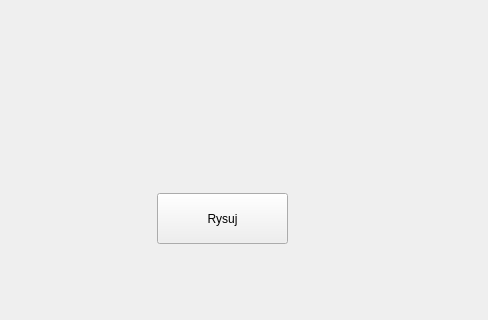
First picture: the form in window/main_window.ui, repository ArturRadwanski/mownit-approx, before the edit; both pictures show x 0 to 488 and y 280 to 600 of the 1024 by 600 pixel window.
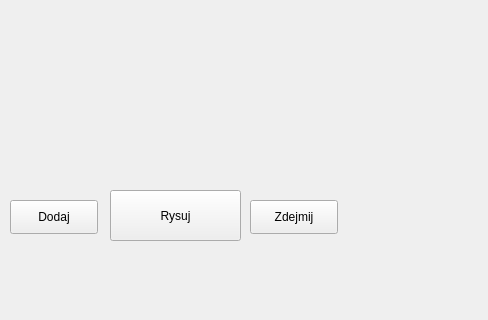
Second picture: the form after the edit. Custom widgets are drawn as their Qt base class.

What changed in the file:
```diff
--- a/window/main_window.ui
+++ b/window/main_window.ui
@@ -114,8 +114,8 @@
    <widget class="QPushButton" name="drawButton">
     <property name="geometry">
      <rect>
-      <x>157</x>
-      <y>473</y>
+      <x>110</x>
+      <y>470</y>
       <width>131</width>
       <height>51</height>
      </rect>
@@ -153,6 +153,32 @@
      <number>300</number>
     </property>
    </widget>
+   <widget class="QPushButton" name="addDrawingButton">
+    <property name="geometry">
+     <rect>
+      <x>10</x>
+      <y>480</y>
+      <width>88</width>
+      <height>34</height>
+     </rect>
+    </property>
+    <property name="text">
+     <string>Dodaj</string>
+    </property>
+   </widget>
+   <widget class="QPushButton" name="hideDrawingButton">
+    <property name="geometry">
+     <rect>
+      <x>250</x>
+      <y>480</y>
+      <width>88</width>
+      <height>34</height>
+     </rect>
+    </property>
+    <property name="text">
+     <string>Zdejmij</string>
+    </property>
+   </widget>
   </widget>
   <widget class="QMenuBar" name="menubar">
    <property name="geometry">
```
Left out of the diff: 2 changed lines with no effect on the pictures.
